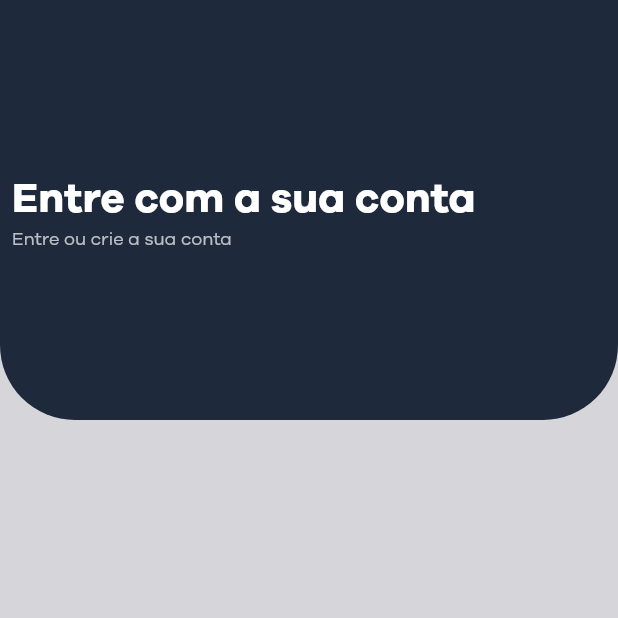
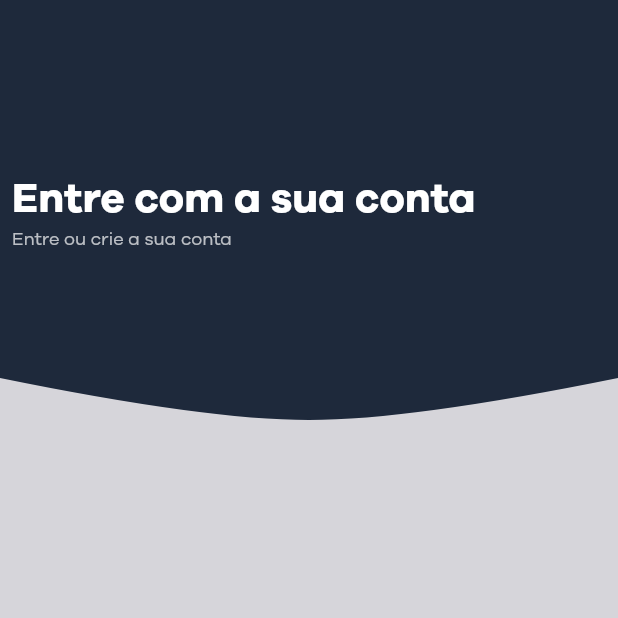
Before and after one commit to JoaoPauloLaurindo/CoreCardApp, a Flutter app: the screen it shows after launch, on a phone screen of 412 x 824 dp, the top half of it. Run offline on Flutter 3.47's test engine with Material 2 defaults, Android fonts, the phone set to English and light mode, and no system bars.

Commit message:
Ajuste nas bordas do header

```diff
--- a/lib/main.dart
+++ b/lib/main.dart
@@ -13,6 +13,7 @@ class Corecard extends StatelessWidget {
   Widget build(BuildContext context) {
     return MaterialApp(
       title: 'Corecard',
+      debugShowCheckedModeBanner: false,
       theme: CoreTheme,
       home: const Login(),
     );
--- a/lib/screens/login/components/header_component.dart
+++ b/lib/screens/login/components/header_component.dart
@@ -1,4 +1,5 @@
 import 'package:corecard/themes/theme_colors.dart';
+import 'package:corecard/widgets/customClipper/custom_clipper_background.dart';
 import 'package:flutter/material.dart';
 
 class HeaderLogin extends StatelessWidget {
@@ -6,18 +7,14 @@ class HeaderLogin extends StatelessWidget {
 
   @override
   Widget build(BuildContext context) {
-    return Row(
+    return Stack(
       children: [
-        Expanded(
+        ClipPath(
+          clipper: CustomClipperBackground(),
           child: Container(
-            decoration: const BoxDecoration(
-              borderRadius: BorderRadius.only(
-                bottomLeft: Radius.circular(50),
-                bottomRight: Radius.circular(50),
-              ),
-              color: ThemeColors.secundaryColor,
-            ),
+            width: double.infinity,
             height: 280,
+            color: ThemeColors.secundaryColor,
             child: Padding(
               padding: const EdgeInsets.all(8.0),
               child: Column(
--- /dev/null
+++ b/lib/widgets/customClipper/custom_clipper_background.dart
@@ -0,0 +1,26 @@
+import 'package:flutter/material.dart';
+
+class CustomClipperBackground extends CustomClipper<Path> {
+  @override
+  Path getClip(Size size) {
+    double w = size.width;
+    double h = size.height;
+
+    Path path = Path();
+
+    path.moveTo(0, h * 0.9);
+    path.lineTo(0, 0);
+    path.lineTo(w, 0);
+    path.lineTo(w, h * 0.9);
+    path.quadraticBezierTo(w * 0.665, h * 1, w * 0.5, h);
+    path.quadraticBezierTo(w * 0.333, h * 1, 0, h * 0.9);
+    path.close();
+
+    return path;
+  }
+
+  @override
+  bool shouldReclip(covariant CustomClipper<Path> oldClipper) {
+    return true;
+  }
+}
```
